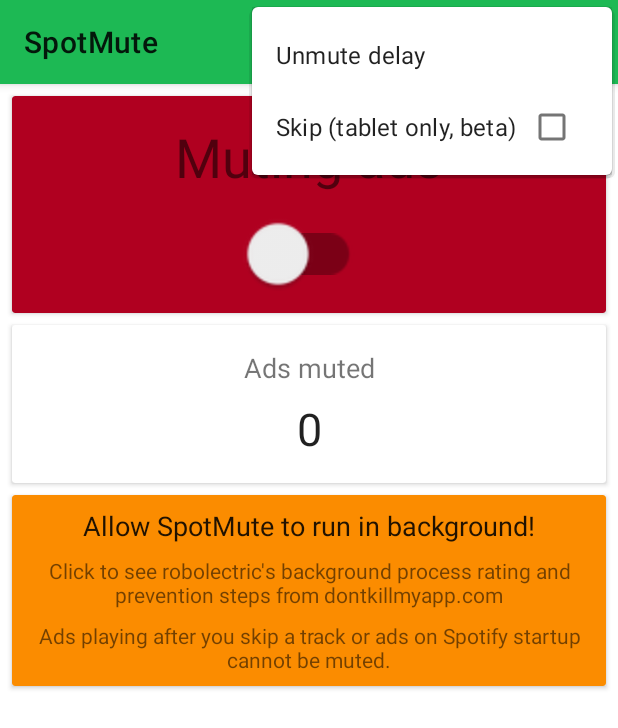
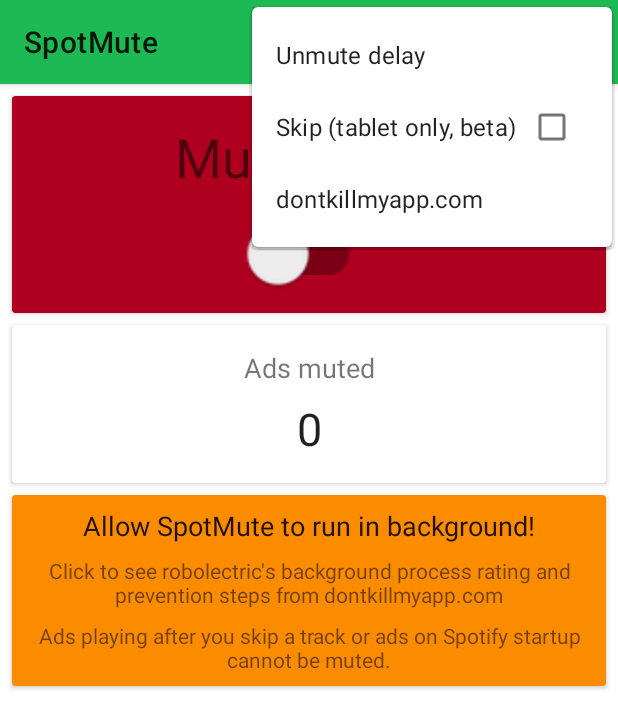
Before and after one commit to samu-developments/SpotMute, an Android app: the screen it shows after launch (MainActivity), with the options menu open, on a phone screen of 412 x 824 dp. Shown: the top 728 px of the screen. Run offline under Robolectric (Android 15) with nearby library versions, the phone set to English and light mode, and no system bars.

Commit message:
Add menu option to open dontkillmyapp.com

```diff
--- a/app/src/main/java/com/developments/samu/muteforspotify/MainActivity.kt
+++ b/app/src/main/java/com/developments/samu/muteforspotify/MainActivity.kt
@@ -12,6 +12,7 @@ import androidx.core.content.ContextCompat
 import androidx.core.content.edit
 import androidx.preference.PreferenceManager
 import com.developments.samu.muteforspotify.service.LoggerService
+import com.developments.samu.muteforspotify.utilities.AppUtil
 import com.developments.samu.muteforspotify.utilities.Spotify
 import com.developments.samu.muteforspotify.utilities.isPackageInstalled
 import com.google.android.material.dialog.MaterialAlertDialogBuilder
@@ -119,10 +120,20 @@ class MainActivity : AppCompatActivity() {
     }
 
     override fun onPrepareOptionsMenu(menu: Menu): Boolean {
-        val item = menu.findItem(R.id.enable_skip)
-        item.isChecked = prefs.getBoolean(LoggerService.ENABLE_SKIP_KEY, LoggerService.ENABLE_SKIP_DEFAULT)
+        with(menu) {
+            findItem(R.id.menu_skip).apply {
+                isChecked = prefs.getBoolean(LoggerService.ENABLE_SKIP_KEY, LoggerService.ENABLE_SKIP_DEFAULT)
+            }
+            findItem(R.id.menu_dkma).apply {
+                setOnMenuItemClickListener {
+                    startActivity(Intent(Intent.ACTION_VIEW, Uri.parse(AppUtil.DKMA_URL)))
+                    true
+                }
+            }
+        }
         return true
     }
+
 
     override fun onCreateOptionsMenu(menu: Menu): Boolean {
         menuInflater.inflate(R.menu.main_menu, menu)
@@ -136,7 +147,7 @@ class MainActivity : AppCompatActivity() {
                 true
             }
 
-            R.id.enable_skip -> {
+            R.id.menu_skip -> {
                 item.isChecked = !item.isChecked  // pressing checkbox toggles it
                 prefs.edit(true) { putBoolean(LoggerService.ENABLE_SKIP_KEY, item.isChecked) }
                 true
--- a/app/src/main/java/com/developments/samu/muteforspotify/utilities/AppUtil.kt
+++ b/app/src/main/java/com/developments/samu/muteforspotify/utilities/AppUtil.kt
@@ -16,5 +16,6 @@ fun isPackageInstalled(packageName: String, packageManager: PackageManager): Boo
 class AppUtil {
     companion object {
         val ONE_SECOND_MS = 1000
+        val DKMA_URL = "https://dontkillmyapp.com/"
     }
 }
--- a/app/src/main/res/menu/main_menu.xml
+++ b/app/src/main/res/menu/main_menu.xml
@@ -6,9 +6,12 @@
         android:title="@string/menu_mute_delay"
         app:showAsAction="never" />
     <item
-        android:id="@+id/enable_skip"
+        android:id="@+id/menu_skip"
         android:checkable="true"
-        android:enabled="true"
         android:title="@string/menu_enable_skip"
-        android:visible="true" />
+        app:showAsAction="never" />
+    <item
+        android:id="@+id/menu_dkma"
+        android:title="@string/menu_dkma"
+        app:showAsAction="never" />
 </menu>
--- a/app/src/main/res/values/strings.xml
+++ b/app/src/main/res/values/strings.xml
@@ -44,5 +44,6 @@
     <string name="dialog_delay_negative">Cancel</string>
     <string name="dialog_delay_positive">Set buffer</string>
     <string name="notif_error_detecting_ads">Error, cannot detect ads!</string>
+    <string name="menu_dkma">dontkillmyapp.com</string>
 
 </resources>
```
